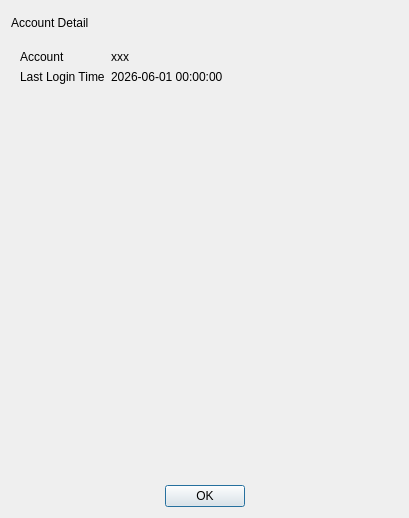
Above: src/framework/Account.ui from hanjingo/rag-qt before the change. Below: the same form after it.
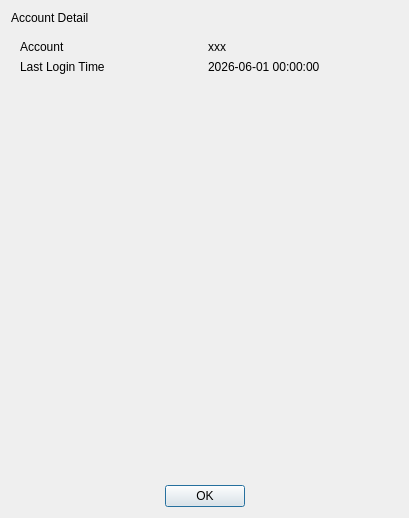
That is the form after the change.

Diff of the .ui file:
```diff
--- a/src/framework/Account.ui
+++ b/src/framework/Account.ui
@@ -10,28 +10,16 @@
     <height>518</height>
    </rect>
   </property>
-  <property name="minimumSize">
-   <size>
-    <width>200</width>
-    <height>250</height>
-   </size>
-  </property>
   <property name="windowTitle">
    <string>New Session</string>
   </property>
   <layout class="QVBoxLayout" name="verticalLayout">
    <item>
     <widget class="QLabel" name="lblDialogTitle">
-     <property name="minimumSize">
-      <size>
-       <width>0</width>
-       <height>24</height>
-      </size>
-     </property>
      <property name="maximumSize">
       <size>
        <width>16777215</width>
-       <height>24</height>
+       <height>16777215</height>
       </size>
      </property>
      <property name="text">
@@ -41,7 +29,7 @@
    </item>
    <item>
     <widget class="QWidget" name="wgtDetail" native="true">
-     <layout class="QFormLayout" name="formLayout">
+     <layout class="QGridLayout" name="gridLayout">
       <item row="0" column="0">
        <widget class="QLabel" name="lblAccountTitle">
         <property name="font">
@@ -55,6 +43,19 @@
         </property>
        </widget>
       </item>
+      <item row="1" column="0">
+       <widget class="QLabel" name="lblLastLoginTimeTitle">
+        <property name="font">
+         <font>
+          <italic>false</italic>
+          <bold>false</bold>
+         </font>
+        </property>
+        <property name="text">
+         <string>Last Login Time</string>
+        </property>
+       </widget>
+      </item>
       <item row="0" column="1">
        <widget class="QLabel" name="lblAccount">
         <property name="font">
@@ -68,20 +69,7 @@
         </property>
        </widget>
       </item>
-      <item row="2" column="0">
-       <widget class="QLabel" name="lblLastLoginTimeTitle">
-        <property name="font">
-         <font>
-          <italic>false</italic>
-          <bold>false</bold>
-         </font>
-        </property>
-        <property name="text">
-         <string>Last Login Time</string>
-        </property>
-       </widget>
-      </item>
-      <item row="2" column="1">
+      <item row="1" column="1">
        <widget class="QLabel" name="lblLastLoginTime">
         <property name="font">
          <font>
@@ -94,6 +82,19 @@
         </property>
        </widget>
       </item>
+      <item row="2" column="0">
+       <spacer name="verticalSpacer">
+        <property name="orientation">
+         <enum>Qt::Orientation::Vertical</enum>
+        </property>
+        <property name="sizeHint" stdset="0">
+         <size>
+          <width>20</width>
+          <height>40</height>
+         </size>
+        </property>
+       </spacer>
+      </item>
      </layout>
     </widget>
    </item>
```
